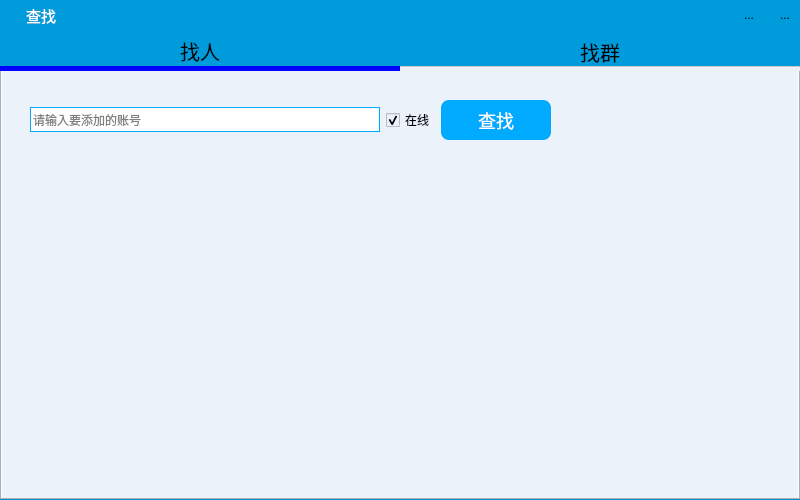
The window that QQClient/findfriends.ui (Fantasy714/-Qt5-C-S-QQ-) describes before a commit, drawn with Qt 5.
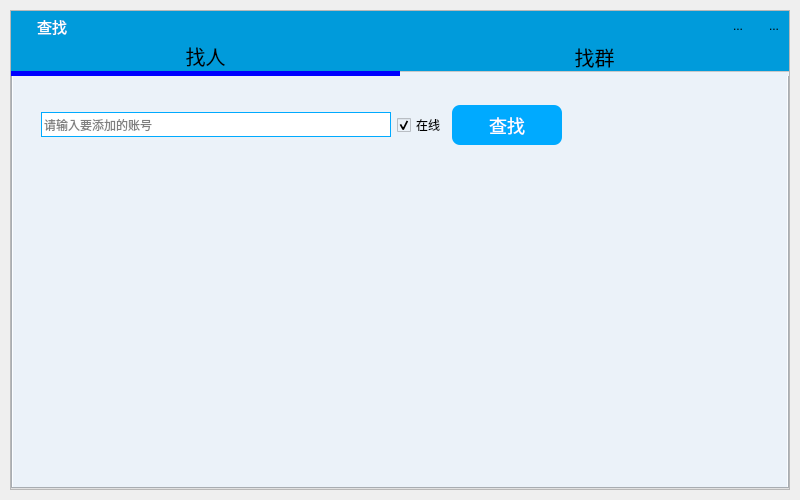
The same window after the commit. Icons and pictures are not drawn.

The edit to the form file:
```diff
--- a/QQClient/findfriends.ui
+++ b/QQClient/findfriends.ui
@@ -25,13 +25,34 @@
   <property name="windowTitle">
    <string>Form</string>
   </property>
-  <property name="styleSheet">
-   <string notr="true">QWidget
-{
-	background-color:rgb(0,155,219);
-}</string>
+  <layout class="QVBoxLayout" name="verticalLayout_3">
+   <property name="spacing">
+    <number>0</number>
+   </property>
+   <property name="leftMargin">
+    <number>10</number>
+   </property>
+   <property name="topMargin">
+    <number>10</number>
+   </property>
+   <property name="rightMargin">
+    <number>10</number>
+   </property>
+   <property name="bottomMargin">
+    <number>10</number>
+   </property>
+   <item>
+    <widget class="QFrame" name="frame">
+     <property name="frameShape">
+      <enum>QFrame::StyledPanel</enum>
+     </property>
+     <property name="frameShadow">
+      <enum>QFrame::Raised</enum>
   </property>
   <layout class="QVBoxLayout" name="verticalLayout">
+      <property name="spacing">
+       <number>0</number>
+      </property>
    <property name="leftMargin">
     <number>0</number>
    </property>
@@ -45,7 +66,26 @@
     <number>0</number>
    </property>
    <item>
+       <widget class="QWidget" name="headWidget" native="true">
+        <property name="styleSheet">
+         <string notr="true">.QWidget
+{
+	background-color:rgb(0,155,219);
+}</string>
+        </property>
     <layout class="QHBoxLayout" name="horizontalLayout">
+         <property name="leftMargin">
+          <number>0</number>
+         </property>
+         <property name="topMargin">
+          <number>0</number>
+         </property>
+         <property name="rightMargin">
+          <number>0</number>
+         </property>
+         <property name="bottomMargin">
+          <number>0</number>
+         </property>
      <item>
       <widget class="QLabel" name="label">
        <property name="minimumSize">
@@ -188,6 +228,7 @@
       </widget>
      </item>
     </layout>
+       </widget>
    </item>
    <item>
     <widget class="QTabWidget" name="tabWidget">
@@ -195,7 +236,7 @@
       <string notr="true">QTabBar::tab
 {
 	font:20px;
-	width:400px;
+	width:389px;
 	height:30px;
 	border-style:solid;
 	border-top-width:0px;
@@ -366,6 +407,9 @@
        <string>找群</string>
       </attribute>
      </widget>
+       </widget>
+      </item>
+     </layout>
     </widget>
    </item>
   </layout>
```
Lines whose indentation alone changed are shown as unchanged.
